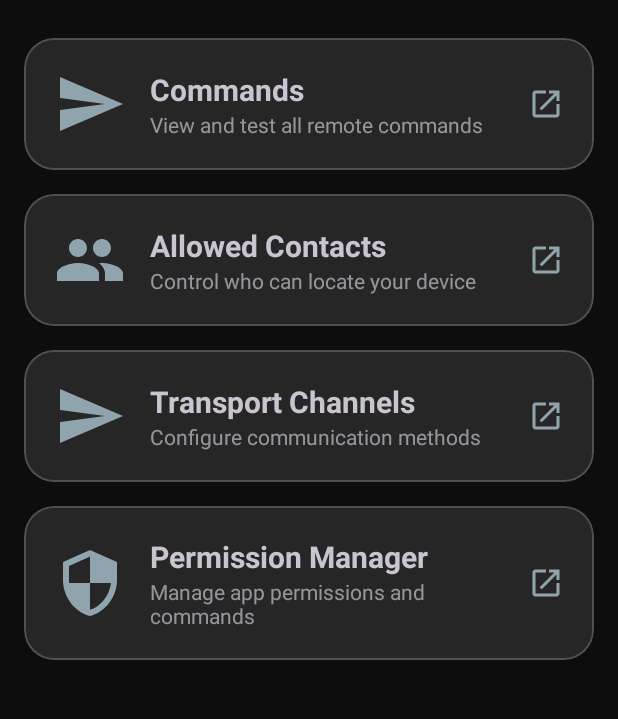
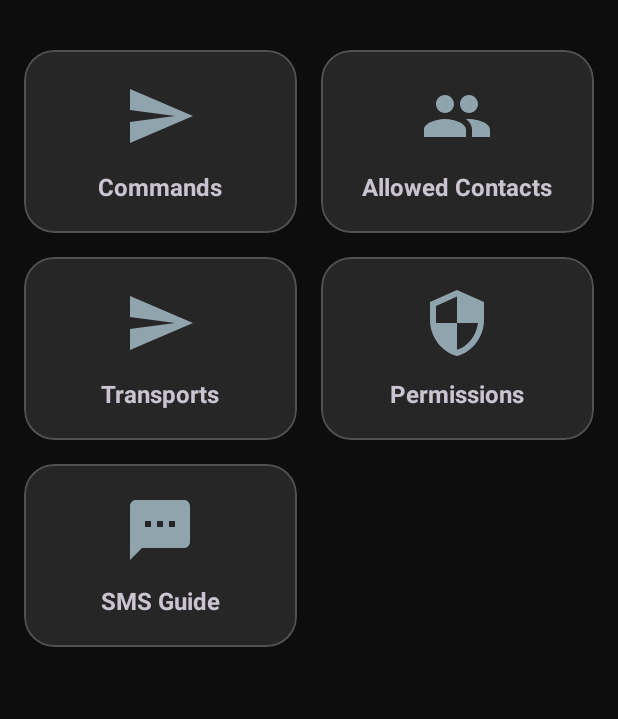
Before and after one commit to neubofy/Vito, an Android app: the screen it shows after launch (MainActivity), on a phone screen of 412 x 824 dp, the part 70-789 px from its top. Run offline under Robolectric (Android 15) with nearby library versions, the light colour scheme and no system bars; libraries missing offline, so code that uses them is left out: com.azhon.appupdate; pictures from the network do not load; 4 statements that could not run were skipped.

Commit message:
feat: implement theft mode photo upload API and add Android UI components for commands and system management

```diff
--- a/app/src/main/java/com/neubofy/veto/ui/home/PermissionView.kt
+++ b/app/src/main/java/com/neubofy/veto/ui/home/PermissionView.kt
@@ -43,12 +43,6 @@ class PermissionView @JvmOverloads constructor(
         binding.permName.text = context.getString(p.name)
 
         val descId = p.description
-        if (descId != null) {
-            binding.permDescription.text = context.getString(descId)
-            binding.permDescription.visibility = View.VISIBLE
-        } else {
-            binding.permDescription.visibility = View.GONE
-        }
 
         binding.permInfoIcon.setOnClickListener {
             MaterialAlertDialogBuilder(context)
--- a/app/src/main/res/layout/fragment_main_page.xml
+++ b/app/src/main/res/layout/fragment_main_page.xml
@@ -6,28 +6,27 @@
     android:clipToPadding="false"
     android:paddingBottom="16dp">
 
+    <GridLayout
+        android:layout_width="match_parent"
+        android:layout_height="wrap_content"
+        android:columnCount="2"
+        android:padding="8dp"
+        android:useDefaultMargins="true">
+
+        <!-- Commands Card -->
+        <com.google.android.material.card.MaterialCardView
+            android:id="@+id/card_commands"
+            android:layout_width="0dp"
+            android:layout_height="wrap_content"
+            android:layout_columnWeight="1"
+            android:layout_margin="8dp">
+
             <LinearLayout
                 android:layout_width="match_parent"
                 android:layout_height="wrap_content"
                 android:orientation="vertical"
-        android:paddingHorizontal="16dp"
-        android:paddingTop="8dp">
-
-        <!-- Commands Card -->
-        <com.google.android.material.card.MaterialCardView
-            android:id="@+id/card_commands"
-            android:layout_width="match_parent"
-            android:layout_height="wrap_content"
-            android:layout_marginBottom="16dp"
-
-            >
-
-            <LinearLayout
-                android:layout_width="match_parent"
-                android:layout_height="wrap_content"
-                android:orientation="horizontal"
                 android:padding="20dp"
-                android:gravity="center_vertical">
+                android:gravity="center">
 
                 <ImageView
                     android:layout_width="48dp"
@@ -35,51 +34,30 @@
                     android:src="@drawable/ic_send"
                     app:tint="?attr/colorPrimary" />
 
-                <LinearLayout
-                    android:layout_width="0dp"
-                    android:layout_height="wrap_content"
-                    android:layout_weight="1"
-                    android:layout_marginStart="16dp"
-                    android:orientation="vertical">
-
                 <TextView
                     android:layout_width="wrap_content"
                     android:layout_height="wrap_content"
+                    android:layout_marginTop="12dp"
                     android:text="Commands"
-                        android:textSize="20sp"
+                    android:textSize="16sp"
                     android:textStyle="bold" />
-
-                    <TextView
-                        android:layout_width="wrap_content"
-                        android:layout_height="wrap_content"
-                        android:text="View and test all remote commands"
-                        android:alpha="0.7" />
-                </LinearLayout>
-
-                <ImageView
-                    android:layout_width="24dp"
-                    android:layout_height="24dp"
-                    android:src="@drawable/ic_open_in_new"
-                    app:tint="?attr/colorPrimary" />
             </LinearLayout>
         </com.google.android.material.card.MaterialCardView>
-
 
         <!-- Allowed Contacts Card -->
         <com.google.android.material.card.MaterialCardView
             android:id="@+id/card_allowed_contacts"
-            android:layout_width="match_parent"
+            android:layout_width="0dp"
             android:layout_height="wrap_content"
-            android:layout_marginBottom="16dp"
-
-            >
+            android:layout_columnWeight="1"
+            android:layout_margin="8dp">
 
             <LinearLayout
                 android:layout_width="match_parent"
                 android:layout_height="wrap_content"
-                android:orientation="horizontal"
+                android:orientation="vertical"
                 android:padding="20dp"
-                android:gravity="center_vertical">
+                android:gravity="center">
 
                 <ImageView
                     android:layout_width="48dp"
@@ -87,50 +65,31 @@
                     android:src="@drawable/ic_people"
                     app:tint="?attr/colorPrimary" />
 
-                <LinearLayout
-                    android:layout_width="0dp"
-                    android:layout_height="wrap_content"
-                    android:layout_weight="1"
-                    android:layout_marginStart="16dp"
-                    android:orientation="vertical">
-
                 <TextView
                     android:layout_width="wrap_content"
                     android:layout_height="wrap_content"
+                    android:layout_marginTop="12dp"
                     android:text="Allowed Contacts"
-                        android:textSize="20sp"
-                        android:textStyle="bold" />
-
-                    <TextView
-                        android:layout_width="wrap_content"
-                        android:layout_height="wrap_content"
-                        android:text="Control who can locate your device"
-                        android:alpha="0.7" />
-                </LinearLayout>
-
-                <ImageView
-                    android:layout_width="24dp"
-                    android:layout_height="24dp"
-                    android:src="@drawable/ic_open_in_new"
-                    app:tint="?attr/colorPrimary" />
+                    android:textSize="16sp"
+                    android:textStyle="bold"
+                    android:gravity="center" />
             </LinearLayout>
         </com.google.android.material.card.MaterialCardView>
 
         <!-- Transport Channels Card -->
         <com.google.android.material.card.MaterialCardView
             android:id="@+id/card_transport_channels"
-            android:layout_width="match_parent"
+            android:layout_width="0dp"
             android:layout_height="wrap_content"
-            android:layout_marginBottom="16dp"
-
-            >
+            android:layout_columnWeight="1"
+            android:layout_margin="8dp">
 
             <LinearLayout
                 android:layout_width="match_parent"
                 android:layout_height="wrap_content"
-                android:orientation="horizontal"
+                android:orientation="vertical"
                 android:padding="20dp"
-                android:gravity="center_vertical">
+                android:gravity="center">
 
                 <ImageView
                     android:layout_width="48dp"
@@ -138,50 +97,30 @@
                     android:src="@drawable/ic_send"
                     app:tint="?attr/colorPrimary" />
 
-                <LinearLayout
-                    android:layout_width="0dp"
-                    android:layout_height="wrap_content"
-                    android:layout_weight="1"
-                    android:layout_marginStart="16dp"
-                    android:orientation="vertical">
-
                 <TextView
                     android:layout_width="wrap_content"
                     android:layout_height="wrap_content"
-                        android:text="Transport Channels"
-                        android:textSize="20sp"
+                    android:layout_marginTop="12dp"
+                    android:text="Transports"
+                    android:textSize="16sp"
                     android:textStyle="bold" />
-
-                    <TextView
-                        android:layout_width="wrap_content"
-                        android:layout_height="wrap_content"
-                        android:text="Configure communication methods"
-                        android:alpha="0.7" />
-                </LinearLayout>
-
-                <ImageView
-                    android:layout_width="24dp"
-                    android:layout_height="24dp"
-                    android:src="@drawable/ic_open_in_new"
-                    app:tint="?attr/colorPrimary" />
             </LinearLayout>
         </com.google.android.material.card.MaterialCardView>
 
         <!-- Permission Manager Card -->
         <com.google.android.material.card.MaterialCardView
             android:id="@+id/card_permission_manager"
-            android:layout_width="match_parent"
+            android:layout_width="0dp"
             android:layout_height="wrap_content"
-            android:layout_marginBottom="16dp"
-
-            >
+            android:layout_columnWeight="1"
+            android:layout_margin="8dp">
 
             <LinearLayout
                 android:layout_width="match_parent"
                 android:layout_height="wrap_content"
-                android:orientation="horizontal"
+                android:orientation="vertical"
                 android:padding="20dp"
-                android:gravity="center_vertical">
+                android:gravity="center">
 
                 <ImageView
                     android:layout_width="48dp"
@@ -189,34 +128,46 @@
                     android:src="@drawable/ic_security"
                     app:tint="?attr/colorPrimary" />
 
-                <LinearLayout
+                <TextView
+                    android:layout_width="wrap_content"
+                    android:layout_height="wrap_content"
+                    android:layout_marginTop="12dp"
+                    android:text="Permissions"
+                    android:textSize="16sp"
+                    android:textStyle="bold" />
+            </LinearLayout>
+        </com.google.android.material.card.MaterialCardView>
+
+        <!-- SMS Commands Guide Card -->
+        <com.google.android.material.card.MaterialCardView
+            android:id="@+id/card_sms_commands"
             android:layout_width="0dp"
             android:layout_height="wrap_content"
-                    android:layout_weight="1"
-                    android:layout_marginStart="16dp"
-                    android:orientation="vertical">
+            android:layout_columnWeight="1"
+            android:layout_margin="8dp">
+
+            <LinearLayout
+                android:layout_width="match_parent"
+                android:layout_height="wrap_content"
+                android:orientation="vertical"
+                android:padding="20dp"
+                android:gravity="center">
+
+                <ImageView
+                    android:layout_width="48dp"
+                    android:layout_height="48dp"
+                    android:src="@drawable/ic_sms"
+                    app:tint="?attr/colorPrimary" />
 
                 <TextView
                     android:layout_width="wrap_content"
                     android:layout_height="wrap_content"
-                        android:text="Permission Manager"
-                        android:textSize="20sp"
+                    android:layout_marginTop="12dp"
+                    android:text="SMS Guide"
+                    android:textSize="16sp"
                     android:textStyle="bold" />
-
-                    <TextView
-                        android:layout_width="wrap_content"
-                        android:layout_height="wrap_content"
-                        android:text="Manage app permissions and commands"
-                        android:alpha="0.7" />
-                </LinearLayout>
-
-                <ImageView
-                    android:layout_width="24dp"
-                    android:layout_height="24dp"
-                    android:src="@drawable/ic_open_in_new"
-                    app:tint="?attr/colorPrimary" />
             </LinearLayout>
         </com.google.android.material.card.MaterialCardView>
 
-    </LinearLayout>
+    </GridLayout>
 </ScrollView>
```
Also changed, not shown: app/src/main/java/com/neubofy/veto/commands/StatsCommand.kt (+11 -7 lines), app/src/main/java/com/neubofy/veto/ui/DummyCameraxActivity.kt (+13 -1 lines), app/src/main/java/com/neubofy/veto/ui/home/MainPageFragment.kt (+7 -0 lines), app/src/main/java/com/neubofy/veto/ui/home/SmsCommandsFragment.kt (added, +46 -0 lines), app/src/main/java/com/neubofy/veto/ui/home/TransportListViewHolder.kt (+13 -15 lines), app/src/main/java/com/neubofy/veto/ui/settings/FMDConfigActivity.java (+37 -7 lines), app/src/main/res/layout/fragment_sms_commands.xml (added, +51 -0 lines), app/src/main/res/layout/item_permission.xml (+0 -8 lines), app/src/main/res/layout/item_transport.xml (+20 -25 lines), 4 other files. Lines whose indentation alone changed are shown as unchanged.
